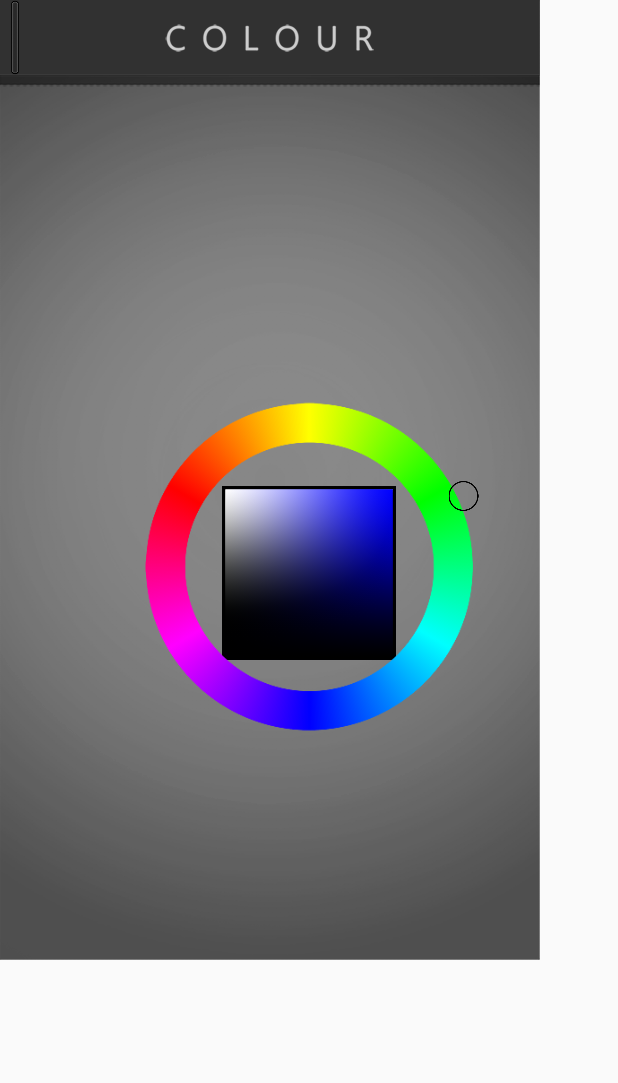
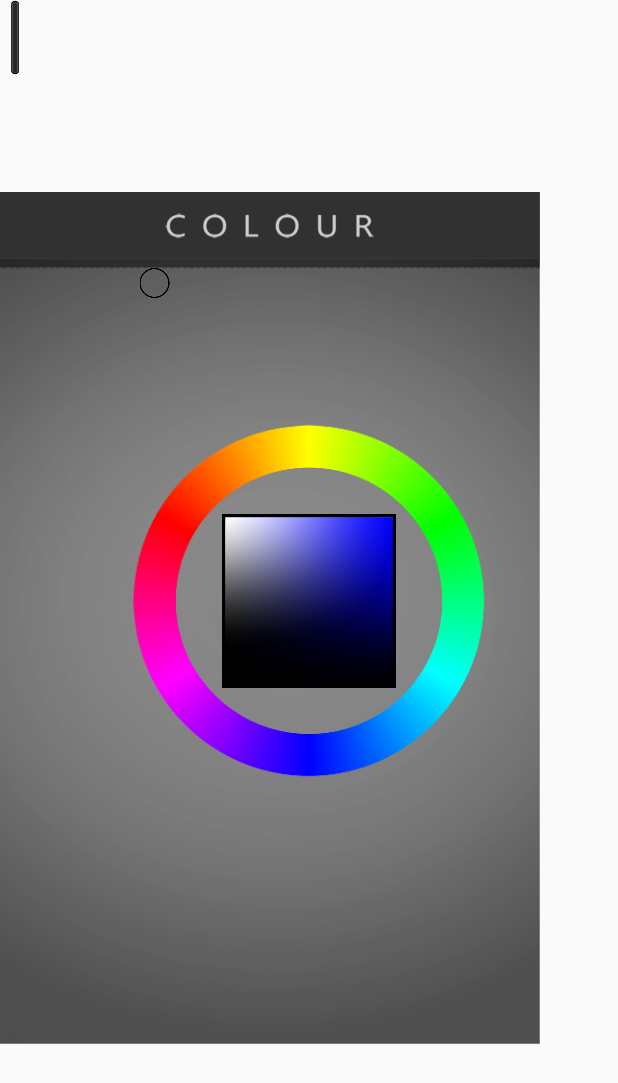
Before and after one commit to veryprofessionaldodo/ColourApp, an Android app: the screen it shows after launch (MainActivity), on a phone screen of 412 x 824 dp. Shown: the top 1083 px of the screen. Run offline under Robolectric (Android 15) with nearby library versions, the phone set to English and light mode, and no system bars.

Commit message:
Problemas resolvidos na nas constraints

```diff
--- /dev/null
+++ b/app/src/main/java/com/example/petre/colour/Constants.java
@@ -0,0 +1,13 @@
+package com.example.petre.colour;
+
+/**
+ * Created by petre on 17/06/2017.
+ */
+
+public class Constants {
+
+    public static final float CIRCLE_DPS = 20;
+    public static final float WHEEL_DPS = 240;
+    public static final float SQUARE_DPS = 116;
+
+}
--- a/app/src/main/java/com/example/petre/colour/MainActivity.java
+++ b/app/src/main/java/com/example/petre/colour/MainActivity.java
@@ -27,11 +27,33 @@ public class MainActivity extends AppCompatActivity {
     private ImageView circle;
     private Bitmap bitmap;
     private Square square;
+    private boolean hasClickedOnRing = false;
+    private boolean hasClickedOnSquare = false;
+    private int pixelWidth, pixelHeight;
+
+    private float SCALE;
+    int widthCircleMax;
+    int heightCircleMax;
 
     @Override
     protected void onCreate(Bundle savedInstanceState) {
         super.onCreate(savedInstanceState);
         setContentView(R.layout.activity_main);
+
+        setVariables();
+
+        circle.setY(.458f * pixelHeight / 2 - dpsToPixels(Constants.CIRCLE_DPS/2));
+        circle.setX(.5f * pixelWidth / 2 - dpsToPixels(Constants.CIRCLE_DPS/2));
+
+        //ImageView img = (ImageView) findViewById(R.id.square_outline);
+        //System.out.println("X " + img.getX() + (float)img.getWidth()/2.0f + " Y " + img.getY() + (float) img.getHeight()/2.0f);
+
+        setTouchListener();
+    }
+
+    public void setVariables() {
+        ImageView background = (ImageView) findViewById(R.id.background);
+        background.setScaleType(ImageView.ScaleType.FIT_XY);
 
         square = (Square) findViewById(R.id.square_color);
         square.setColor(Color.BLUE);
@@ -41,28 +63,20 @@ public class MainActivity extends AppCompatActivity {
         touchView.setDrawingCacheEnabled(true);
         touchView.buildDrawingCache();
 
-
         int uiOptions = View.SYSTEM_UI_FLAG_LAYOUT_STABLE;
         touchView.setSystemUiVisibility(uiOptions);
         circle = (ImageView) findViewById(R.id.circle);
 
+        SCALE = touchView.getContext().getResources().getDisplayMetrics().density;
+
         Display display = getWindowManager().getDefaultDisplay();
         Point size = new Point();
         display.getSize(size);
-        int width = size.x;
-        int height = size.y;
+        pixelWidth = size.x;
+        pixelHeight = size.y;
 
-        circle.setY(.458f * height/2 - circle.getHeight()/2);
-        circle.setX(.5f* width/2 - circle.getWidth()/2);
-
-        ImageView img = (ImageView) findViewById(R.id.square_outline);
-        System.out.println("X " + img.getX() + (float)img.getWidth()/2.0f + " Y " + img.getY() + (float) img.getHeight()/2.0f);
-
-        setTouchListener();
-
-        ImageView background = (ImageView) findViewById(R.id.background);
-
-        background.setScaleType(ImageView.ScaleType.FIT_XY);
+        widthCircleMax = dpsToPixels(Constants.WHEEL_DPS);
+        heightCircleMax = dpsToPixels(Constants.WHEEL_DPS);
 
     }
 
@@ -72,28 +86,49 @@ public class MainActivity extends AppCompatActivity {
             @Override
             public boolean onTouch(View v, MotionEvent event) {
 
-                if (event.getY() > 10) { // TODO Aqui é a imagem da roda
-                    bitmap = touchView.getDrawingCache();
+                float delta_x = event.getX() - pixelWidth / 2.0f;
+                float delta_y = event.getY() - .458f * pixelHeight;
+                System.out.println(delta_x + " " + delta_y);
+                System.out.println(pixelWidth / 2.0f + " " + .458f * pixelHeight);
+                float angle = (float) Math.atan2(delta_y, delta_x);
 
-                    circle.setY(event.getY() - circle.getHeight() / 2);
-                    circle.setX(event.getX() - circle.getWidth() / 2);
+                if (event.getAction() == MotionEvent.ACTION_UP) {
+                    hasClickedOnRing = false;
+                    hasClickedOnSquare = false;
 
-                    int pixel = bitmap.getPixel((int) event.getX(), (int) event.getY());
-
-                    int r = Color.red(pixel);
-                    int g = Color.green(pixel);
-                    int b = Color.blue(pixel);
-
-                    square.setColor(Color.rgb(r, g, b));
-                }
-                else if (event.getX() > 10){ // TODO Aqui é a imagem do quadrado
-
+                } else {
+                    if (event.getY() > 10 || hasClickedOnRing) { // TODO Aqui é a imagem da roda
+                        handleChangeColor(event);
+                        hasClickedOnRing = true;
+                    } else if (event.getX() > 10) { // TODO Aqui é a imagem do quadrado
+                        hasClickedOnSquare = true;
+                    }
                 }
                 return true;
             }
 
+
         });
 
+    }
+
+    public void handleChangeColor(MotionEvent event) {
+        bitmap = touchView.getDrawingCache();
+
+        circle.setY(event.getY() - dpsToPixels(Constants.CIRCLE_DPS/2));
+        circle.setX(event.getX() - dpsToPixels(Constants.CIRCLE_DPS/2));
+
+        int pixel = bitmap.getPixel((int) event.getX(), (int) event.getY());
+
+        int r = Color.red(pixel);
+        int g = Color.green(pixel);
+        int b = Color.blue(pixel);
+
+        square.setColor(Color.rgb(r, g, b));
+    }
+
+    public int dpsToPixels(float dps) {
+        return (int) (dps * SCALE + 0.5f);
     }
 }
 /*
@@ -102,3 +137,10 @@ imageView.setScaleType(ImageView.ScaleType.MATRIX);   //required
 matrix.postRotate((float) angle, pivotX, pivotY);
 imageView.setImageMatrix(matrix);
  */
+
+/*
+ TODO LIST :
+    TODO COORDENADAS NA RODA
+    TODO COORDENADAS NO QUADRADO
+    TODO PROBLEMA NO NEXUS 6, PROVAVELMENTE XXXHDPI DEMASIADO PEQUENO
+ */
--- a/app/src/main/res/layout/activity_main.xml
+++ b/app/src/main/res/layout/activity_main.xml
@@ -7,72 +7,82 @@
     android:layout_width="match_parent"
     android:layout_height="match_parent"
     android:theme="@android:style/Theme.Holo.NoActionBar.Fullscreen"
-    tools:context="com.example.petre.colour.MainActivity">
+    tools:context="com.example.petre.colour.MainActivity"
+    tools:layout_editor_absoluteY="25dp"
+    tools:layout_editor_absoluteX="0dp">
 
     <ImageView
-        android:layout_width="wrap_content"
-        android:layout_height="wrap_content"
+        android:layout_width="360dp"
+        android:layout_height="568dp"
         android:id="@+id/background"
         android:src="@drawable/background"
-        tools:layout_editor_absoluteY="0dp"
-        tools:layout_editor_absoluteX="0dp" />
+        app:layout_constraintTop_toTopOf="parent"
+        android:layout_marginTop="0dp"
+        android:layout_marginLeft="0dp"
+        app:layout_constraintLeft_toLeftOf="parent"
+        app:layout_constraintBottom_toBottomOf="parent"
+        android:layout_marginBottom="0dp" />
 
     <com.example.petre.colour.Square
         android:layout_width="115dp"
         android:layout_height="115dp"
         android:id="@+id/square_color"
-        app:layout_constraintBottom_toBottomOf="parent"
-        app:layout_constraintLeft_toLeftOf="parent"
-        app:layout_constraintRight_toRightOf="parent"
-        app:layout_constraintTop_toTopOf="parent"
-        app:layout_constraintVertical_bias="0.458" />
+        android:layout_marginLeft="8dp"
+        app:layout_constraintLeft_toLeftOf="@+id/outer_wheel"
+        android:layout_marginRight="8dp"
+        app:layout_constraintRight_toRightOf="@+id/outer_wheel"
+        android:layout_marginTop="8dp"
+        app:layout_constraintBottom_toBottomOf="@+id/outer_wheel"
+        android:layout_marginBottom="8dp"
+        app:layout_constraintTop_toTopOf="@+id/outer_wheel" />
 
     <ImageView
-        android:layout_width="117dp"
+        android:layout_width="116dp"
         android:layout_height="116dp"
         android:id="@+id/square_outline"
         android:src="@drawable/square_outline"
-        app:layout_constraintBottom_toBottomOf="parent"
-        app:layout_constraintLeft_toLeftOf="parent"
-        app:layout_constraintRight_toRightOf="parent"
-        app:layout_constraintTop_toTopOf="parent"
-        app:layout_constraintVertical_bias="0.458"
-        tools:layout_editor_absoluteY="209dp"
-        tools:layout_editor_absoluteX="139dp" />
+        android:layout_marginTop="8dp"
+        android:layout_marginLeft="8dp"
+        app:layout_constraintLeft_toLeftOf="@+id/outer_wheel"
+        android:layout_marginRight="8dp"
+        app:layout_constraintRight_toRightOf="@+id/outer_wheel"
+        app:layout_constraintBottom_toBottomOf="@+id/outer_wheel"
+        android:layout_marginBottom="8dp"
+        app:layout_constraintTop_toTopOf="@+id/outer_wheel" />
 
 
     <ImageView
-        android:layout_width="279dp"
-        android:layout_height="224dp"
+        android:layout_width="240dp"
+        android:layout_height="240dp"
         android:id="@+id/outer_wheel"
         android:src="@drawable/part_wheel"
-        app:layout_constraintBottom_toBottomOf="parent"
+        android:layout_marginLeft="8dp"
         app:layout_constraintLeft_toLeftOf="parent"
+        android:layout_marginRight="8dp"
         app:layout_constraintRight_toRightOf="parent"
-        app:layout_constraintTop_toTopOf="parent"
-        app:layout_constraintVertical_bias="0.443"
-        app:layout_constraintHorizontal_bias="0.504" />
+        app:layout_constraintTop_toTopOf="@+id/background"
+        android:layout_marginTop="8dp"
+        app:layout_constraintBottom_toBottomOf="@+id/background"
+        android:layout_marginBottom="8dp"
+        app:layout_constraintVertical_bias="0.463" />
 
     <ImageView
         android:layout_width="20dp"
         android:layout_height="20dp"
         android:id="@+id/circle"
         android:src="@drawable/circle"
-        app:layout_constraintTop_toTopOf="parent"
-        android:layout_marginTop="132dp"
-        android:layout_marginRight="8dp"
-        app:layout_constraintRight_toRightOf="parent"
-        android:layout_marginLeft="8dp"
-        app:layout_constraintLeft_toLeftOf="parent"
         android:layout_marginStart="8dp"
-        android:layout_marginEnd="8dp" />
+        android:layout_marginEnd="8dp"
+        tools:layout_editor_absoluteY="89dp"
+        tools:layout_editor_absoluteX="60dp" />
 
     <ImageView
         android:layout_width="0dp"
         android:layout_height="50dp"
         android:src="@drawable/color_bar"
-        tools:layout_editor_absoluteY="231dp"
-        tools:layout_editor_absoluteX="277dp" />
+        tools:layout_editor_absoluteY="245dp"
+        tools:layout_editor_absoluteX="273dp"
+        android:id="@+id/imageView" />
 
 
 
```
Also changed, not shown: app/src/main/res/drawable-xxxhdpi/background.png, 19 other files.
